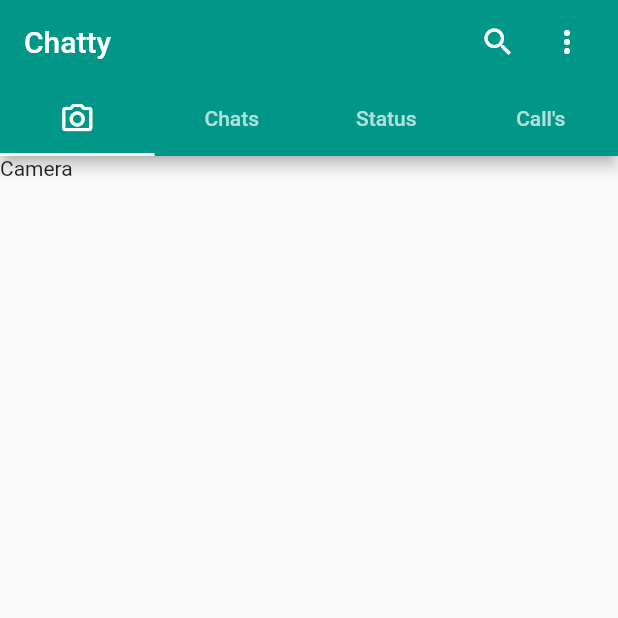
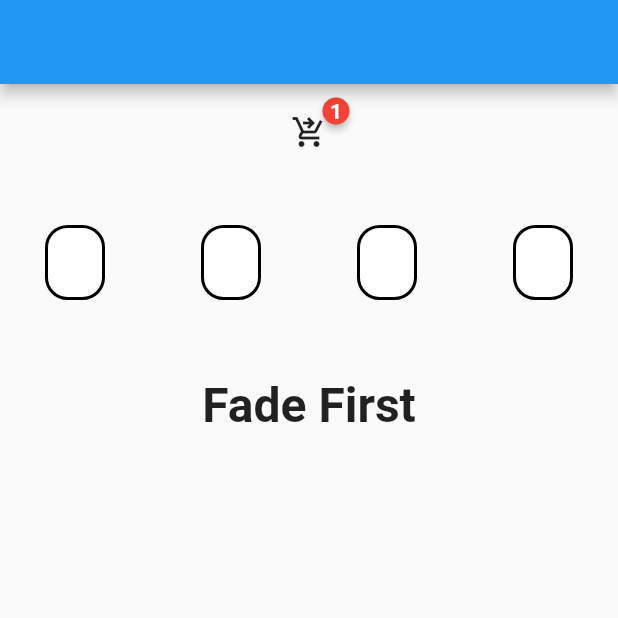
Before and after one commit to Mularbo/flutter_learning_2, a Flutter app: the screen it shows after launch, on a phone screen of 412 x 824 dp, the top half of it. Run offline on Flutter 3.47's test engine with Material 2 defaults, Android fonts, the phone set to English and light mode, and no system bars; drawn by our look-alikes of animated_text_kit, badges, pin_code_fields.

Commit message:
chap 7 completed flutter dev understood

```diff
--- /dev/null
+++ b/lib/home.dart
@@ -0,0 +1,94 @@
+import 'package:flutter/material.dart';
+import 'package:badges/badges.dart';
+import 'package:animated_text_kit/animated_text_kit.dart';
+import 'package:pin_code_fields/pin_code_fields.dart';
+
+class HomeView extends StatefulWidget {
+  const HomeView({super.key});
+
+  @override
+  State<HomeView> createState() => _HomeViewState();
+}
+
+class _HomeViewState extends State<HomeView> {
+  @override
+  Widget build(BuildContext context) {
+    return Scaffold(
+      appBar: AppBar(),
+      body: SafeArea(
+        child: SingleChildScrollView(
+          child: Center(
+            child: Column(
+              mainAxisAlignment: MainAxisAlignment.center,
+              crossAxisAlignment: CrossAxisAlignment.center,
+              children: [
+                SizedBox(
+                  height: 20,
+                ),
+                Center(
+                  child: Badge(
+                    child: Icon(Icons.shopping_cart_checkout),
+                    badgeContent: const Text(
+                      "1",
+                      style: TextStyle(
+                          color: Colors.white, fontWeight: FontWeight.bold),
+                    ),
+                    animationDuration: Duration(seconds: 1),
+                    animationType: BadgeAnimationType.fade,
+                    shape: BadgeShape.circle,
+                    position: BadgePosition.topEnd(end: -15, top: -15),
+                  ),
+                ),
+                SizedBox(
+                  height: 50,
+                ),
+                Padding(
+                  padding: EdgeInsets.symmetric(horizontal: 30),
+                  child: PinCodeTextField(
+                    appContext: context,
+                    length: 4,
+                    onChanged: (value) {},
+                    cursorColor: Colors.black,
+                    keyboardType: TextInputType.number,
+                    autoDismissKeyboard: true,
+                    enableActiveFill: true,
+                    keyboardAppearance: Brightness.light,
+                    pinTheme: PinTheme(
+                        inactiveFillColor: Colors.white,
+                        activeFillColor: Colors.grey.shade200,
+                        inactiveColor: Colors.black,
+                        shape: PinCodeFieldShape.box,
+                        borderRadius: BorderRadius.circular(15)),
+                  ),
+                ),
+                const SizedBox(
+                  height: 35,
+                ),
+                Row(
+                  mainAxisAlignment: MainAxisAlignment.center,
+                  //mainAxisSize: MainAxisSize.min,
+                  children: [
+                    AnimatedTextKit(
+                      animatedTexts: [
+                        FadeAnimatedText(
+                          'Fade First',
+                          textStyle: TextStyle(
+                              fontSize: 32.0, fontWeight: FontWeight.bold),
+                        ),
+                        ScaleAnimatedText(
+                          'Then Scale',
+                          textStyle: TextStyle(
+                              fontSize: 70.0, fontFamily: 'Canterbury'),
+                        ),
+                      ],
+                    ),
+                  ],
+                )
+              ],
+            ),
+          ),
+        ),
+      ),
+    );
+  }
+}
--- a/lib/home_screen.dart
+++ /dev/null
@@ -1,86 +0,0 @@
-import 'package:flutter/material.dart';
-
-class HomeScreen extends StatefulWidget {
-  const HomeScreen({super.key});
-
-  @override
-  State<HomeScreen> createState() => _HomeScreenState();
-}
-
-class _HomeScreenState extends State<HomeScreen> {
-  @override
-  Widget build(BuildContext context) {
-    return DefaultTabController(
-        length: 4,
-        child: Scaffold(
-          appBar: AppBar(
-            title: Text("Chatty"),
-            bottom: const TabBar(tabs: [
-              Tab(
-                child: Icon(Icons.camera_alt_outlined),
-              ),
-              Tab(
-                child: Text("Chats"),
-              ),
-              Tab(
-                child: Text("Status"),
-              ),
-              Tab(
-                child: Text("Call's"),
-              ),
-            ]),
-            actions: [
-              const Icon(Icons.search),
-              const SizedBox(
-                width: 10,
-              ),
-              PopupMenuButton(
-                icon: Icon(Icons.more_vert_outlined),
-                itemBuilder: ((
-                  context,
-                ) =>
-                    const [
-                      PopupMenuItem(value: 1, child: Text("New Group")),
-                      PopupMenuItem(value: 1, child: Text("Settings"))
-                    ]),
-              ),
-              const SizedBox(
-                width: 10,
-              ),
-            ],
-          ),
-          body: TabBarView(children: [
-            Text("Camera"),
-            ListView.builder(
-              itemBuilder: ((context, index) {
-                return const ListTile(
-                  leading: CircleAvatar(
-                    backgroundImage: NetworkImage(
-                        "https://c4.wallpaperflare.com/wallpaper/621/286/348/keanu-reeves-keanu-reeves-parabellum-john-wick-john-wick-hd-wallpaper-preview.jpg"),
-                  ),
-                  title: Text("Jhon Wick"),
-                  subtitle: Text("kesa hai bhai?"),
-                  trailing: Text("6:30 pm"),
-                );
-              }),
-              itemCount: 10,
-            ),
-            Text("Status"),
-            ListView.builder(
-              itemBuilder: ((context, index) {
-                return const ListTile(
-                  leading: CircleAvatar(
-                    backgroundImage: NetworkImage(
-                        "https://c4.wallpaperflare.com/wallpaper/621/286/348/keanu-reeves-keanu-reeves-parabellum-john-wick-john-wick-hd-wallpaper-preview.jpg"),
-                  ),
-                  title: Text("Jhon Wick"),
-                  subtitle: Align(
-                      alignment: Alignment.bottomLeft, child: Icon(Icons.call)),
-                  trailing: Text("6:30 pm"),
-                );
-              }),
-            )
-          ]),
-        ));
-  }
-}
--- a/lib/main.dart
+++ b/lib/main.dart
@@ -1,5 +1,5 @@
 import 'package:flutter/material.dart';
-import 'package:tb_course/home_screen.dart';
+import 'package:tb_course/home.dart';
 
 void main() {
   runApp(MyApp());
@@ -11,11 +11,7 @@ class MyApp extends StatelessWidget {
   @override
   Widget build(BuildContext context) {
     return MaterialApp(
-      debugShowCheckedModeBanner: false,
-      theme: ThemeData(
-        primarySwatch: Colors.teal,
-      ),
-      home: HomeScreen(),
+      home: HomeView(),
     );
   }
 }
--- a/pubspec.yaml
+++ b/pubspec.yaml
@@ -31,10 +31,12 @@ dependencies:
     sdk: flutter
 
 
+  pin_code_fields: ^7.4.0
+  animated_text_kit: ^4.2.2
   # The following adds the Cupertino Icons font to your application.
   # Use with the CupertinoIcons class for iOS style icons.
   cupertino_icons: ^1.0.2
-
+  badges: ^2.0.3
 dev_dependencies:
   flutter_test:
     sdk: flutter
```
Also changed, not shown: pubspec.lock.
